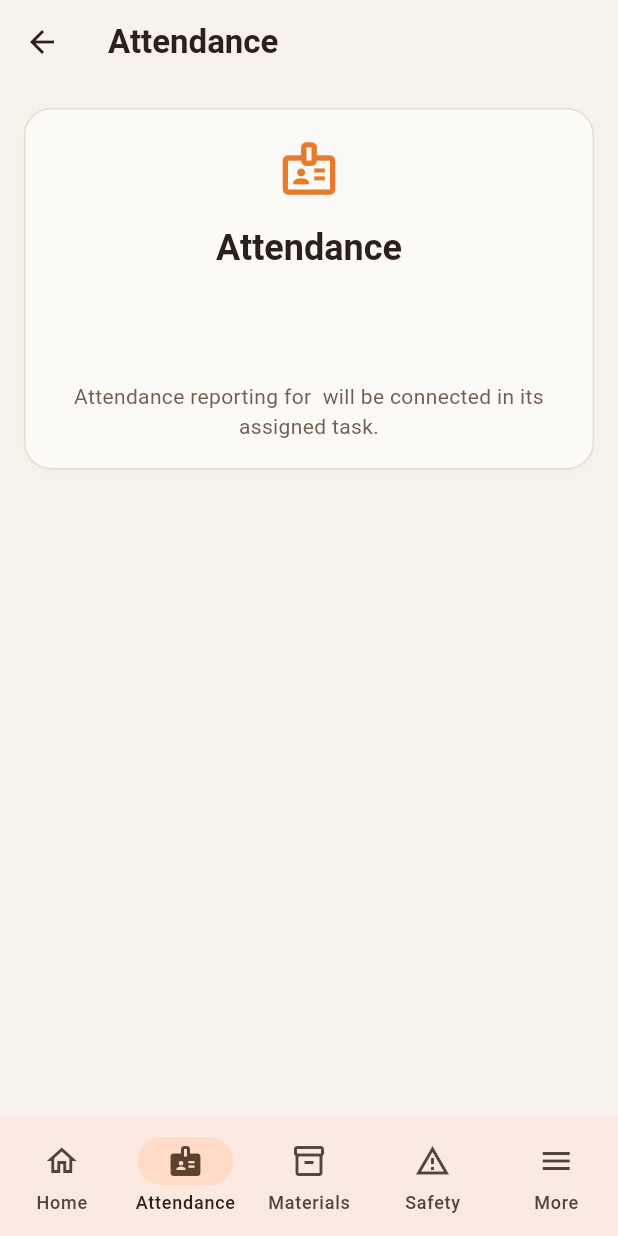
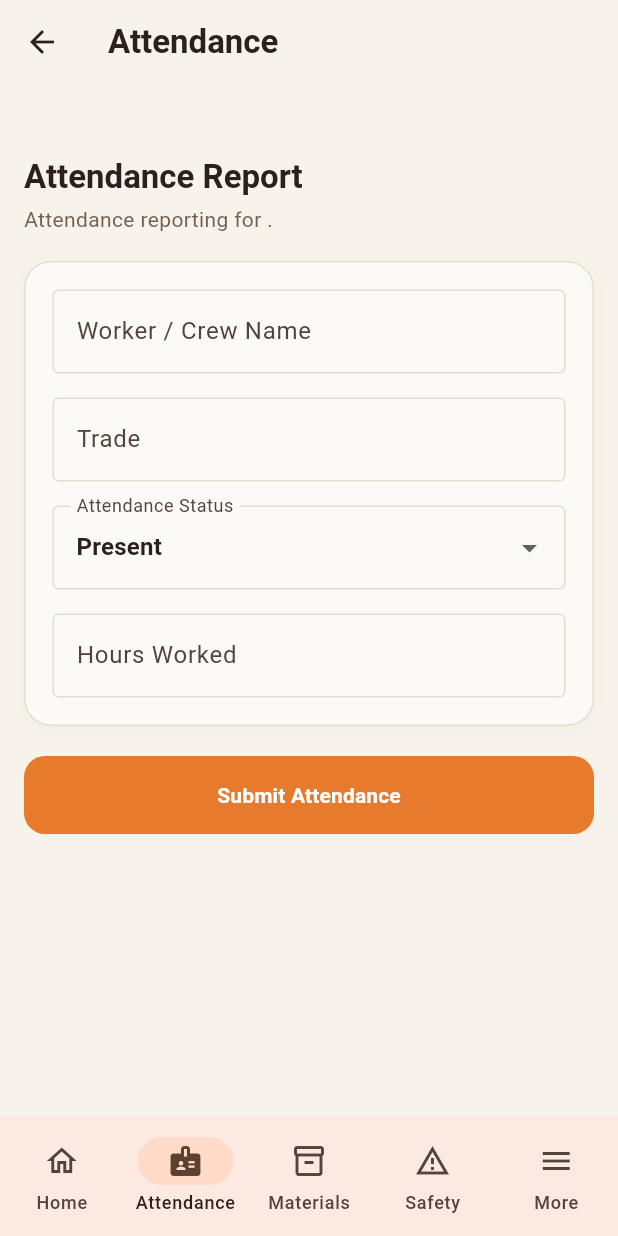
Before and after one commit to kalviumcommunity/Brixel, a Flutter app: the AppNavigationShell screen opened directly with empty values, item 2 of the bottom bar chosen, on a phone screen of 412 x 824 dp. Run offline on Flutter 3.47's test engine with Material 3 defaults, Android fonts, the phone set to English and light mode, and no system bars; our stand-ins replace cloud_firestore, firebase_auth, firebase_core; accounts and stored records are empty.

Commit message:
add reporting forms

```diff
--- /dev/null
+++ b/lib/features/attendance/screens/attendance_form_screen.dart
@@ -0,0 +1,172 @@
+import 'package:brixel/shared/widgets/brixel_primary_button.dart';
+import 'package:brixel/shared/widgets/brixel_section_card.dart';
+import 'package:brixel/shared/widgets/brixel_section_title.dart';
+import 'package:flutter/material.dart';
+
+class AttendanceFormScreen extends StatefulWidget {
+  const AttendanceFormScreen({super.key, this.siteName});
+
+  final String? siteName;
+
+  @override
+  State<AttendanceFormScreen> createState() => _AttendanceFormScreenState();
+}
+
+class _AttendanceFormScreenState extends State<AttendanceFormScreen> {
+  final _formKey = GlobalKey<FormState>();
+  final _workerController = TextEditingController();
+  final _tradeController = TextEditingController();
+  final _hoursController = TextEditingController();
+
+  String _selectedStatus = 'Present';
+
+  @override
+  void dispose() {
+    _workerController.dispose();
+    _tradeController.dispose();
+    _hoursController.dispose();
+    super.dispose();
+  }
+
+  void _submitForm() {
+    if (!_formKey.currentState!.validate()) {
+      return;
+    }
+
+    final payload = {
+      'workerName': _workerController.text.trim(),
+      'trade': _tradeController.text.trim(),
+      'status': _selectedStatus,
+      'hoursWorked': _hoursController.text.trim(),
+    };
+
+    final workerName = payload['workerName'] as String;
+
+    ScaffoldMessenger.of(context).showSnackBar(
+      SnackBar(content: Text('Attendance recorded locally for $workerName')),
+    );
+
+    debugPrint('Attendance form submitted: $payload');
+  }
+
+  @override
+  Widget build(BuildContext context) {
+    return Scaffold(
+      appBar: AppBar(title: const Text('Attendance')),
+      body: SafeArea(
+        child: Form(
+          key: _formKey,
+          child: ListView(
+            padding: const EdgeInsets.all(16),
+            children: [
+              if (widget.siteName != null) ...[
+                Text(
+                  widget.siteName!,
+                  style: Theme.of(context).textTheme.titleMedium
+                      ?.copyWith(fontWeight: FontWeight.w700),
+                ),
+                const SizedBox(height: 8),
+              ],
+              BrixelSectionTitle(
+                title: 'Attendance Report',
+                subtitle: widget.siteName == null
+                    ? 'Record today\'s crew attendance for this site.'
+                    : 'Attendance reporting for ${widget.siteName!}.',
+              ),
+              const SizedBox(height: 18),
+              BrixelSectionCard(
+                child: Column(
+                  crossAxisAlignment: CrossAxisAlignment.start,
+                  children: [
+                    TextFormField(
+                      controller: _workerController,
+                      decoration: const InputDecoration(
+                        labelText: 'Worker / Crew Name',
+                        border: OutlineInputBorder(),
+                      ),
+                      validator: (value) {
+                        if (value == null || value.trim().isEmpty) {
+                          return 'Please enter a worker or crew name.';
+                        }
+                        return null;
+                      },
+                    ),
+                    const SizedBox(height: 16),
+                    TextFormField(
+                      controller: _tradeController,
+                      decoration: const InputDecoration(
+                        labelText: 'Trade',
+                        border: OutlineInputBorder(),
+                      ),
+                      validator: (value) {
+                        if (value == null || value.trim().isEmpty) {
+                          return 'Please enter the trade.';
+                        }
+                        return null;
+                      },
+                    ),
+                    const SizedBox(height: 16),
+                    DropdownButtonFormField<String>(
+                      initialValue: _selectedStatus,
+                      decoration: const InputDecoration(
+                        labelText: 'Attendance Status',
+                        border: OutlineInputBorder(),
+                      ),
+                      items: const ['Present', 'Absent']
+                          .map(
+                            (status) => DropdownMenuItem(
+                              value: status,
+                              child: Text(status),
+                            ),
+                          )
+                          .toList(),
+                      onChanged: (value) {
+                        if (value != null) {
+                          setState(() {
+                            _selectedStatus = value;
+                          });
+                        }
+                      },
+                      validator: (value) {
+                        if (value == null || value.isEmpty) {
+                          return 'Please select an attendance status.';
+                        }
+                        return null;
+                      },
+                    ),
+                    const SizedBox(height: 16),
+                    TextFormField(
+                      controller: _hoursController,
+                      keyboardType: const TextInputType.numberWithOptions(
+                        decimal: true,
+                      ),
+                      decoration: const InputDecoration(
+                        labelText: 'Hours Worked',
+                        border: OutlineInputBorder(),
+                        hintText: '8.0',
+                      ),
+                      validator: (value) {
+                        if (value == null || value.trim().isEmpty) {
+                          return 'Please enter hours worked.';
+                        }
+                        if (double.tryParse(value.trim()) == null) {
+                          return 'Please enter a valid number.';
+                        }
+                        return null;
+                      },
+                    ),
+                  ],
+                ),
+              ),
+              const SizedBox(height: 20),
+              BrixelPrimaryButton(
+                label: 'Submit Attendance',
+                onPressed: _submitForm,
+              ),
+            ],
+          ),
+        ),
+      ),
+    );
+  }
+}
--- a/lib/features/navigation/screens/app_navigation_shell.dart
+++ b/lib/features/navigation/screens/app_navigation_shell.dart
@@ -1,3 +1,6 @@
+import 'package:brixel/features/attendance/screens/attendance_form_screen.dart';
+import 'package:brixel/features/materials/screens/material_form_screen.dart';
+import 'package:brixel/features/safety/screens/safety_incident_form_screen.dart';
 import 'package:brixel/features/sites/models/site.dart';
 import 'package:brixel/features/sites/screens/site_dashboard_screen.dart';
 import 'package:brixel/shared/widgets/brixel_section_card.dart';
@@ -23,27 +26,9 @@ class _AppNavigationShellState extends State<AppNavigationShell> {
 
     _screens = [
       SiteDashboardScreen(site: widget.site),
-      _ModulePlaceholderScreen(
-        title: 'Attendance',
-        description:
-            'Attendance reporting for ${widget.site.name} will be connected in its assigned task.',
-        icon: Icons.badge_outlined,
-        site: widget.site,
-      ),
-      _ModulePlaceholderScreen(
-        title: 'Materials',
-        description:
-            'Material-usage reporting for ${widget.site.name} will be connected in its assigned task.',
-        icon: Icons.inventory_2_outlined,
-        site: widget.site,
-      ),
-      _ModulePlaceholderScreen(
-        title: 'Safety',
-        description:
-            'Safety reporting for ${widget.site.name} will be connected in its assigned task.',
-        icon: Icons.warning_amber_outlined,
-        site: widget.site,
-      ),
+      AttendanceFormScreen(siteName: widget.site.name),
+      MaterialFormScreen(siteName: widget.site.name),
+      SafetyIncidentFormScreen(siteName: widget.site.name),
       _ModulePlaceholderScreen(
         title: 'More',
         description:
```
Also changed, not shown: lib/features/materials/screens/material_form_screen.dart (added, +169 -0 lines), lib/features/safety/screens/safety_incident_form_screen.dart (added, +190 -0 lines), 3 other files.
